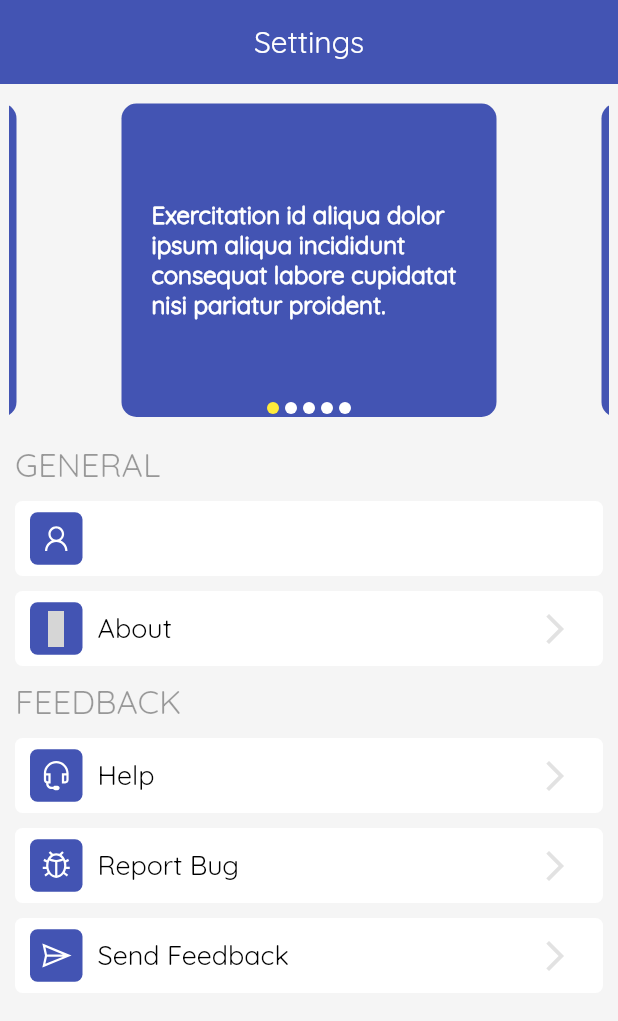
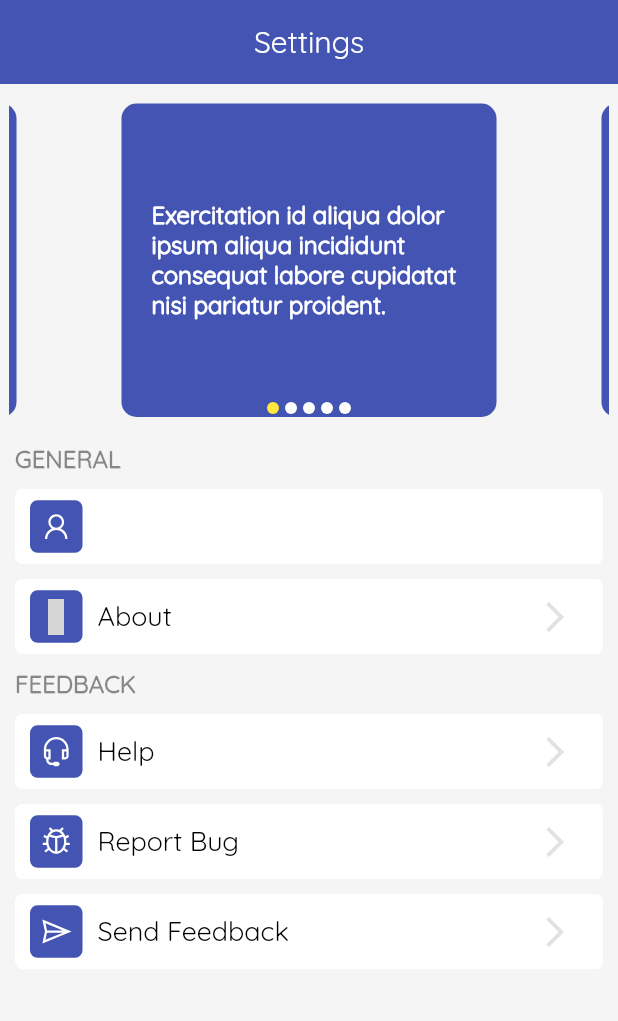
Before and after one commit to Strange-Philip/Ocular_P_project, a Flutter app: the Setttings screen opened directly, on a phone screen of 412 x 824 dp. Shown: the top 1021 px of the screen. Run offline on Flutter 3.47's test engine with Material 2 defaults, Android fonts, the phone set to English and light mode, and no system bars; drawn by our look-alikes of getwidget; our stand-ins replace flutter_form_builder, flutter_svg, image_picker, introduction_screen, line_icons, native_pdf_view and 2 more; missing offline and left inert: animated_splash, fast_color_picker, fluid_bottom_nav_bar, flutter_pdfview; accounts and stored records are empty; grey boxes are pictures that could not be loaded.

Commit message:
quiz and settings page

```diff
--- a/lib/cards/flashcard.dart
+++ b/lib/cards/flashcard.dart
@@ -14,7 +14,7 @@ class Flash extends StatelessWidget {
       front: Container(
         padding: const EdgeInsets.all(8.0),
         height: 400,
-        width: 300,
+        width: 250,
         decoration: BoxDecoration(
           color: Color(0xFF4354b3).withOpacity(0.9),
           borderRadius: BorderRadius.circular(12),
@@ -33,7 +33,7 @@ class Flash extends StatelessWidget {
       back: Container(
         padding: const EdgeInsets.all(8.0),
         height: 400,
-        width: 300,
+        width: 250,
         decoration: BoxDecoration(
           color: Color(0xFF4354b3).withOpacity(0.9),
           borderRadius: BorderRadius.circular(12),
--- a/lib/flashcards.dart
+++ b/lib/flashcards.dart
@@ -42,14 +42,14 @@ class _FlashCardsState extends State<FlashCards> {
         elevation: 0,
       ),
       body: Padding(
-          padding: const EdgeInsets.symmetric(horizontal: 10, vertical: 60),
+          padding: const EdgeInsets.symmetric( vertical: 60),
           child: ListView.builder(
               scrollDirection: Axis.horizontal,
               physics: BouncingScrollPhysics(),
               itemCount: flashcardlist.length,
               itemBuilder: (context, index) {
                 return Padding(
-                  padding: const EdgeInsets.symmetric(horizontal: 10,vertical: 8),
+                  padding: const EdgeInsets.symmetric(horizontal:12,vertical: 8),
                   child: Flash(
                     flashCard: flashcardlist[index],
                   ),
--- a/lib/home.dart
+++ b/lib/home.dart
@@ -127,6 +127,7 @@ class _HomeState extends State<Home> {
         ],
       ),
       body: SingleChildScrollView(
+        physics: BouncingScrollPhysics(),
         child: Column(
           crossAxisAlignment: CrossAxisAlignment.start,
           children: [
--- a/lib/set.dart
+++ b/lib/set.dart
@@ -52,6 +52,7 @@ class _SetttingsState extends State<Setttings> {
         elevation: 0,
       ),
       body: SingleChildScrollView(
+        physics: BouncingScrollPhysics(),
         child: Column(
           crossAxisAlignment: CrossAxisAlignment.start,
           children: [
@@ -208,9 +209,9 @@ class _SetttingsState extends State<Setttings> {
                 "general".toUpperCase(),
                 maxLines: 1,
                 style: TextStyle(
-                    fontSize: 22,
-                    fontWeight: FontWeight.w500,
-                    color: Colors.black38,
+                    fontSize: 16,
+                    fontWeight: FontWeight.w600,
+                    color: Colors.black45,
                     fontFamily: 'Quicksand'),
               ),
             ),
@@ -396,9 +397,9 @@ class _SetttingsState extends State<Setttings> {
                 "feedback".toUpperCase(),
                 maxLines: 1,
                 style: TextStyle(
-                    fontSize: 22,
-                    fontWeight: FontWeight.w500,
-                    color: Colors.black38,
+                    fontSize: 16,
+                    fontWeight: FontWeight.w600,
+                    color: Colors.black45,
                     fontFamily: 'Quicksand'),
               ),
             ),
```
Also changed, not shown: lib/quizpage.dart (+65 -41 lines), lib/resultspage.dart (+6 -4 lines).
